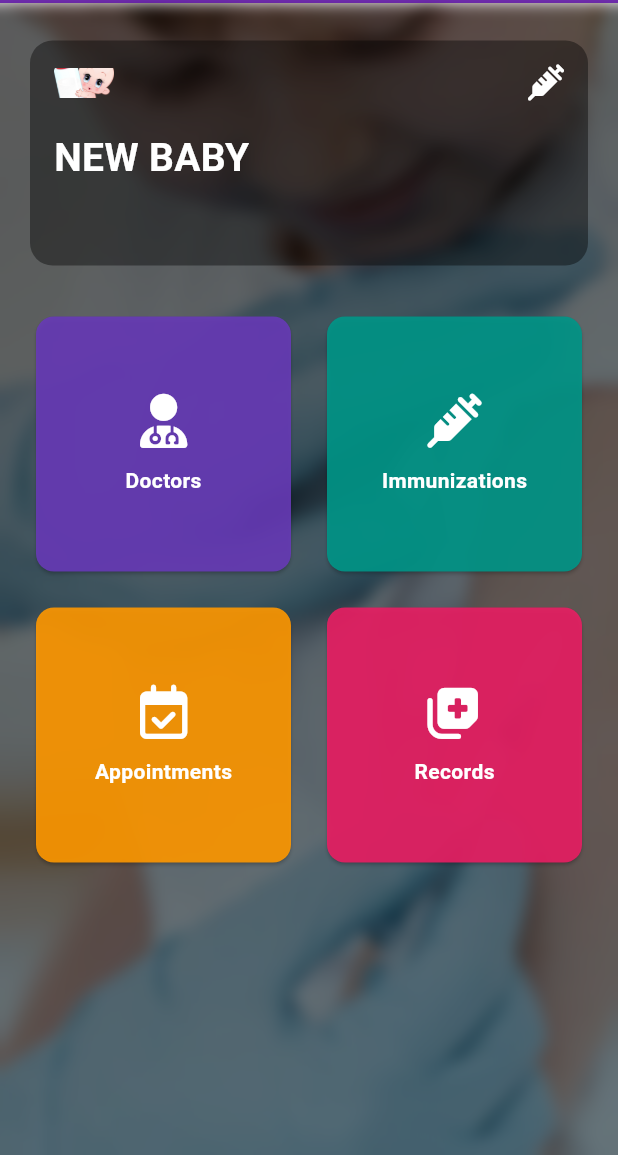
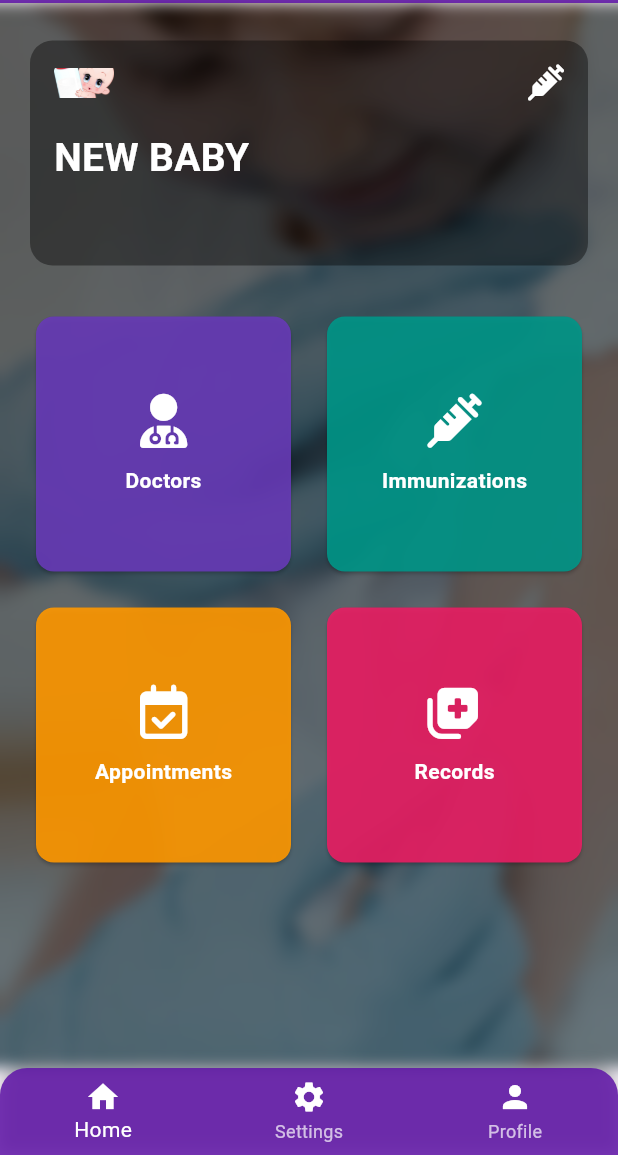
Before and after one commit to Kyarimanyadavis/obulamu_care, a Flutter app: the Dashboard screen opened directly, on a phone screen of 412 x 824 dp, the part 81-1236 px from its top. Run offline on Flutter 3.47's test engine with Material 3 defaults, Android fonts, the phone set to English and light mode, and no system bars; our stand-ins replace cloud_firestore, firebase_auth, firebase_core, font_awesome_flutter, shared_preferences; accounts and stored records are empty.

Commit message:
second commit

```diff
--- a/lib/dashboard.dart
+++ b/lib/dashboard.dart
@@ -178,7 +178,46 @@ class _DashboardState extends State<Dashboard> {
           ),
         ],
       ),
-    );
+      bottomNavigationBar: Container(
+        decoration: const BoxDecoration(
+          color: Color.fromARGB(221, 96, 22, 167),
+          borderRadius: BorderRadius.only(
+        topLeft: Radius.circular(18),
+        topRight: Radius.circular(18),
+          ),
+          boxShadow: [
+        BoxShadow(
+          color: Colors.black26,
+          blurRadius: 8,
+          offset: Offset(0, -2),
+        ),
+          ],
+        ),
+        child: BottomNavigationBar(
+          backgroundColor: Colors.transparent,
+          elevation: 0,
+          items: const [
+        BottomNavigationBarItem(
+          icon: Icon(Icons.home, color: Colors.white),
+          label: 'Home',
+        ),
+        BottomNavigationBarItem(
+          icon: Icon(Icons.settings, color: Colors.white),
+          label: 'Settings',
+        ),
+        BottomNavigationBarItem(
+          icon: Icon(Icons.person, color: Colors.white),
+          label: 'Profile',
+
+        ),
+
+          ],
+          selectedItemColor: Colors.white,
+          unselectedItemColor: Colors.white70,
+        ),
+      ),
+      );
+
   }
 
   Widget _buildDashboardGridItem({
```
